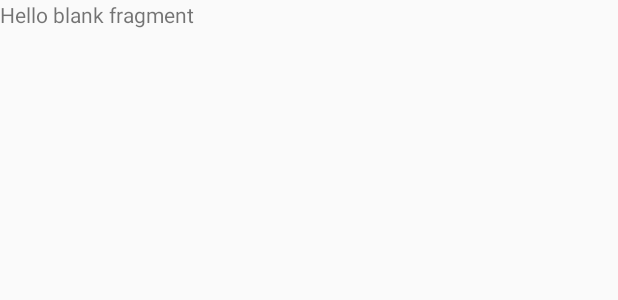
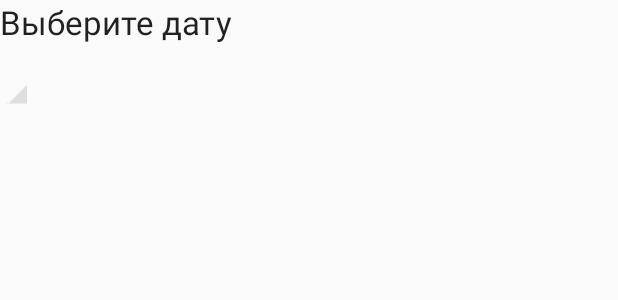
Before and after one commit to yankeepapa/P002DayOfLife, an Android app: the layout fragment_date_picker.xml on its own in the app's theme, with its tools: preview values and no code run, on a phone screen of 412 x 824 dp. Shown: the top 300 px of the screen. Run offline under Robolectric (Android 15) with nearby library versions, the phone set to English and light mode, and no system bars.

Commit message:
Renew APP

```diff
--- a/app/src/main/java/com/example/mstavskiy/p002dayoflife/MainActivity.java
+++ b/app/src/main/java/com/example/mstavskiy/p002dayoflife/MainActivity.java
@@ -232,10 +232,9 @@ public class MainActivity extends Activity implements DatePickedListener, OnClic
         updateDisplay();
     }
 
-       public void updateDisplay() {
+    // обновляем дату для вывода в TextView
+    public void updateDisplay() {
         dob.setText(new StringBuilder().append(d1).append(".")
                 .append(m1).append(".").append(y1));
     }
-
-
 }
--- a/app/src/main/res/layout/fragment_date_picker.xml
+++ b/app/src/main/res/layout/fragment_date_picker.xml
@@ -1,10 +1,24 @@
-<FrameLayout xmlns:android="http://schemas.android.com/apk/res/android"
-    xmlns:tools="http://schemas.android.com/tools" android:layout_width="match_parent"
+<?xml version="1.0" encoding="utf-8"?>
+<LinearLayout xmlns:android="http://schemas.android.com/apk/res/android"
+    android:layout_width="match_parent"
     android:layout_height="match_parent"
-    tools:context="com.example.mstavskiy.p002dayoflife.DatePickerFragment">
+    android:orientation="vertical" >
 
-    <!-- TODO: Update blank fragment layout -->
-    <TextView android:layout_width="match_parent" android:layout_height="match_parent"
-        android:text="@string/hello_blank_fragment" />
+    <TextView
+        android:id="@+id/textView1"
+        android:layout_width="wrap_content"
+        android:layout_height="wrap_content"
+        android:text="Выберите дату"
+        android:textAppearance="?android:attr/textAppearanceLarge" />
 
-</FrameLayout>
+    <TextView
+        android:id="@+id/tvDate"
+        style="@android:style/Widget.Holo.Spinner"
+        android:layout_width="wrap_content"
+        android:layout_height="wrap_content"
+        android:clickable="true"
+        android:onClick="onLabelClick"
+        android:text=""
+        android:textAppearance="?android:attr/textAppearanceLarge" />
+
+</LinearLayout>
```
Also changed, not shown: app/src/main/java/com/example/mstavskiy/p002dayoflife/DatePickerFragment.java (+37 -90 lines), 1 other file.
